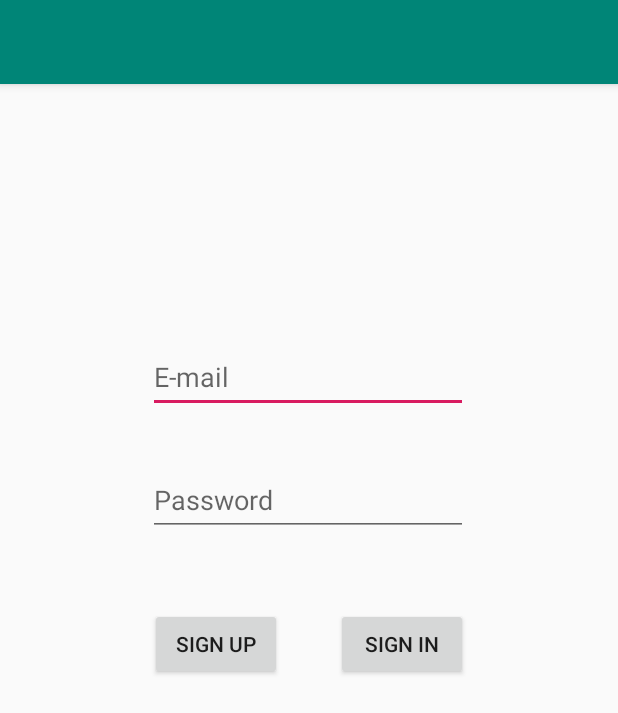
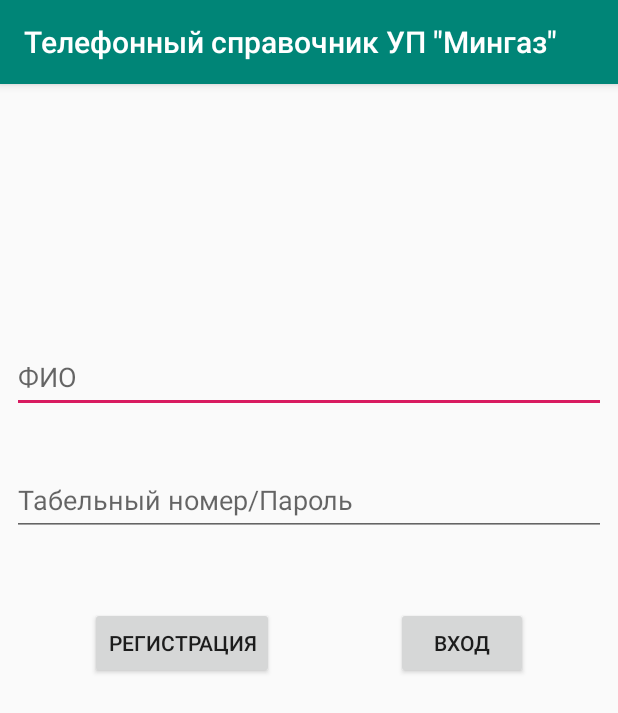
Before and after one commit to Dmitriy2077/Phone_Numbers_List, an Android app: the screen it shows after launch (LaunchActivity), on a phone screen of 412 x 824 dp. Shown: the top 713 px of the screen. Run offline under Robolectric (Android 15) with nearby library versions, the phone set to English and light mode, and no system bars.

Commit message:
Created basic UI

```diff
--- a/app/src/main/java/mingaz/lubinskiy/app/LaunchActivity.kt
+++ b/app/src/main/java/mingaz/lubinskiy/app/LaunchActivity.kt
@@ -2,8 +2,9 @@ package mingaz.lubinskiy.app
 
 import android.content.Intent
 import android.os.Bundle
-import android.support.v7.app.AppCompatActivity
+import androidx.appcompat.app.AppCompatActivity
 import android.view.View
+import mingaz.lubinskiy.app.department.DepartmentListActivity
 
 
 class LaunchActivity : AppCompatActivity() {
--- /dev/null
+++ b/app/src/main/java/mingaz/lubinskiy/app/department/Department.kt
@@ -0,0 +1,6 @@
+package mingaz.lubinskiy.app.department
+
+data class Department(
+    val id: Long,
+    val name: String
+)
--- a/app/src/main/res/layout/activity_launch.xml
+++ b/app/src/main/res/layout/activity_launch.xml
@@ -1,31 +1,33 @@
 <?xml version="1.0" encoding="utf-8"?>
-<android.support.constraint.ConstraintLayout xmlns:android="http://schemas.android.com/apk/res/android"
+<androidx.constraintlayout.widget.ConstraintLayout xmlns:android="http://schemas.android.com/apk/res/android"
     xmlns:app="http://schemas.android.com/apk/res-auto"
     xmlns:tools="http://schemas.android.com/tools"
     android:layout_width="match_parent"
     android:layout_height="match_parent"
     tools:context=".LaunchActivity">
 
-    <android.support.v7.widget.Toolbar
-        android:id="@+id/my_toolbar"
+    <androidx.appcompat.widget.Toolbar
+        android:id="@+id/app_toolbar"
         android:layout_width="match_parent"
         android:layout_height="?attr/actionBarSize"
         android:background="?attr/colorPrimary"
         android:elevation="4dp"
         android:theme="@style/ThemeOverlay.AppCompat.ActionBar"
-        app:title=""
-        app:titleTextColor="@color/white"
         app:layout_constraintEnd_toEndOf="parent"
         app:layout_constraintHorizontal_bias="0.5"
         app:layout_constraintStart_toStartOf="parent"
-        app:layout_constraintTop_toTopOf="parent" />
+        app:layout_constraintTop_toTopOf="parent"
+        app:title="@string/appbar_launch"
+        app:titleTextColor="@color/white" />
 
     <EditText
         android:id="@+id/username"
-        android:layout_width="wrap_content"
+        android:layout_width="0dp"
         android:layout_height="wrap_content"
+        android:layout_marginStart="8dp"
+        android:layout_marginEnd="8dp"
         android:ems="10"
-        android:hint="@string/hide_email"
+        android:hint="@string/hide_login"
         android:inputType="textEmailAddress"
         android:minHeight="48dp"
         app:layout_constraintBottom_toTopOf="@+id/password"
@@ -37,8 +39,10 @@
 
     <EditText
         android:id="@+id/password"
-        android:layout_width="wrap_content"
+        android:layout_width="0dp"
         android:layout_height="wrap_content"
+        android:layout_marginStart="8dp"
+        android:layout_marginEnd="8dp"
         android:ems="10"
         android:hint="@string/hide_password"
         android:inputType="textPassword"
@@ -54,24 +58,24 @@
         android:id="@+id/registration"
         android:layout_width="wrap_content"
         android:layout_height="wrap_content"
-        android:layout_marginStart="100dp"
+        android:layout_marginStart="60dp"
         android:onClick="onClick"
         android:text="@string/btn_registration"
         app:layout_constraintBottom_toBottomOf="parent"
         app:layout_constraintStart_toStartOf="parent"
         app:layout_constraintTop_toBottomOf="@+id/password"
-        app:layout_constraintVertical_bias="0.115" />
+        app:layout_constraintVertical_bias="0.113" />
 
     <Button
         android:id="@+id/login"
         android:layout_width="88dp"
         android:layout_height="wrap_content"
-        android:layout_marginEnd="100dp"
+        android:layout_marginEnd="60dp"
         android:onClick="onClick"
         android:text="@string/btn_login"
         app:layout_constraintBottom_toBottomOf="parent"
         app:layout_constraintEnd_toEndOf="parent"
         app:layout_constraintTop_toBottomOf="@+id/password"
-        app:layout_constraintVertical_bias="0.115" />
+        app:layout_constraintVertical_bias="0.113" />
 
-</android.support.constraint.ConstraintLayout>
+</androidx.constraintlayout.widget.ConstraintLayout>
--- a/app/src/main/res/values/strings.xml
+++ b/app/src/main/res/values/strings.xml
@@ -1,5 +1,7 @@
 <resources>
+    <!-- Global strings -->
     <string name="app_name">App</string>
+    <string name="empty"/>
     <!-- Strings related to login -->
     <string name="prompt_email">Email</string>
     <string name="prompt_password">Password</string>
@@ -10,9 +12,23 @@
     <string name="invalid_password">Password must be >5 characters</string>
     <string name="login_failed">"Login failed"</string>
     <!-- Strings related to launch -->
-    <string name="hide_email">E-mail</string>
-    <string name="hide_password">Password</string>
-    <string name="btn_registration">Sign up</string>
-    <string name="btn_login">Sign in</string>
+    <string name="appbar_launch">Телефонный справочник УП \"Мингаз\"</string>
+    <string name="hide_login">ФИО</string>
+    <string name="hide_password">Табельный номер/Пароль</string>
+    <string name="btn_registration">Регистрация</string>
+    <string name="btn_login">Вход</string>
+
+    <string name="appbar_dep_list">УП \"Мингаз\" - Подразделения</string>
+
+    <string name="flower1_name">Rose</string>
+    <string name="flower2_name">Freesia</string>
+    <string name="flower3_name">Lily</string>
+    <string name="flower4_name">Sunflower</string>
+    <string name="flower5_name">Peony</string>
+    <string name="flower6_name">Daisy</string>
+    <string name="flower7_name">Lilac</string>
+    <string name="flower8_name">Marigold</string>
+    <string name="flower9_name">Poppy</string>
+    <string name="flower10_name">Daffodil</string>
 
 </resources>
--- a/settings.gradle
+++ b/settings.gradle
@@ -14,3 +14,4 @@ dependencyResolutionManagement {
 }
 rootProject.name = "App"
 include ':app'
+include ':app:sv_android_rv'
```
Also changed, not shown: app/build.gradle (+24 -8 lines), app/src/main/AndroidManifest.xml (+2 -5 lines), app/src/main/java/mingaz/lubinskiy/app/DepartmentListActivity.kt (deleted, +0 -16 lines), app/src/main/java/mingaz/lubinskiy/app/EmployeesListActivity.kt (deleted, +0 -11 lines), app/src/main/java/mingaz/lubinskiy/app/data/Result.kt (deleted, +0 -18 lines), app/src/main/java/mingaz/lubinskiy/app/department/DepartmentListActivity.kt (added, +124 -0 lines), app/src/main/java/mingaz/lubinskiy/app/department/DepartmentsAdapter.kt (added, +67 -0 lines), app/src/main/java/mingaz/lubinskiy/app/employee/EmployeesListActivity.kt (added, +19 -0 lines), app/src/main/java/mingaz/lubinskiy/app/ui/login/LoginViewModel.kt (deleted, +0 -55 lines), app/src/main/res/layout/activity_department_list.xml (+15 -10 lines), app/src/main/res/layout/activity_employees_list.xml (+47 -3 lines), app/src/main/res/layout/department_rv_item.xml (added, +25 -0 lines), app/src/main/res/menu/menu_departments.xml (added, +13 -0 lines), gradle.properties (+10 -11 lines).
